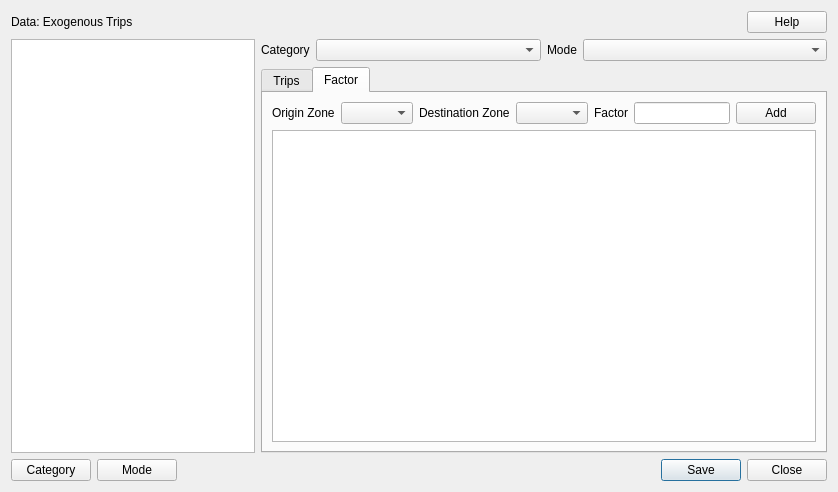
Qt form exogenous_trips.ui (TomasdelaBarra/QTRANUS) before a commit.
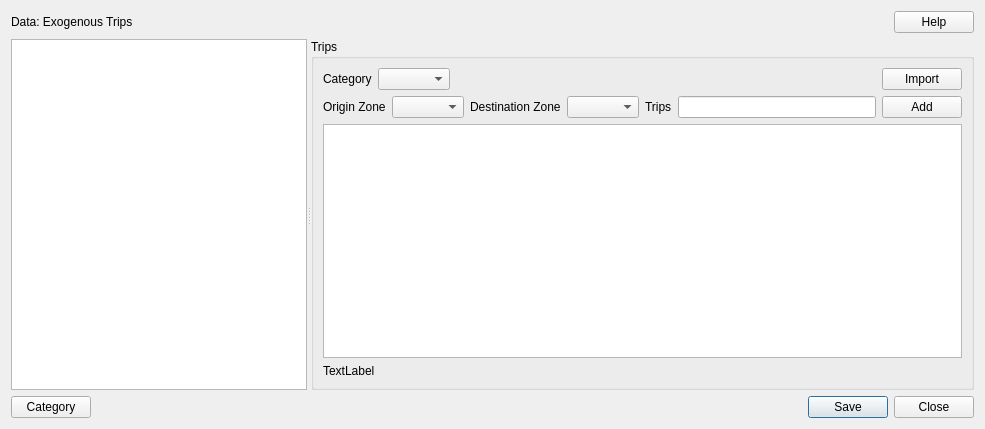
The same form after that commit. The open tabs and pages were chosen to show the change.

Diff of the .ui file:
```diff
--- a/exogenous_trips.ui
+++ b/exogenous_trips.ui
@@ -6,8 +6,8 @@
    <rect>
     <x>0</x>
     <y>0</y>
-    <width>838</width>
-    <height>492</height>
+    <width>985</width>
+    <height>429</height>
    </rect>
   </property>
   <property name="windowTitle">
@@ -50,14 +50,23 @@
      <item>
       <layout class="QVBoxLayout" name="verticalLayout_4">
        <item>
-        <layout class="QHBoxLayout" name="horizontalLayout_3">
-         <item>
+        <widget class="QSplitter" name="splitter">
+         <property name="orientation">
+          <enum>Qt::Horizontal</enum>
+         </property>
           <widget class="QTreeView" name="scenarios_tree"/>
-         </item>
-         <item>
+         <widget class="QWidget" name="layoutWidget">
           <layout class="QVBoxLayout" name="verticalLayout_3">
            <item>
-            <layout class="QHBoxLayout" name="horizontalLayout_2">
+            <widget class="QGroupBox" name="groupBox">
+             <property name="title">
+              <string>Trips</string>
+             </property>
+             <layout class="QVBoxLayout" name="verticalLayout_6">
+              <item>
+               <layout class="QVBoxLayout" name="verticalLayout_2">
+                <item>
+                 <layout class="QHBoxLayout" name="horizontalLayout_3">
              <item>
               <layout class="QFormLayout" name="formLayout">
                <item row="0" column="0">
@@ -73,33 +82,27 @@
               </layout>
              </item>
              <item>
-              <layout class="QFormLayout" name="formLayout_2">
-               <item row="0" column="0">
-                <widget class="QLabel" name="label_2">
+                   <spacer name="horizontalSpacer_3">
+                    <property name="orientation">
+                     <enum>Qt::Horizontal</enum>
+                    </property>
+                    <property name="sizeHint" stdset="0">
+                     <size>
+                      <width>40</width>
+                      <height>20</height>
+                     </size>
+                    </property>
+                   </spacer>
+                  </item>
+                  <item>
+                   <widget class="QPushButton" name="btn_import">
                  <property name="text">
-                  <string>Mode</string>
+                     <string>Import</string>
                  </property>
                 </widget>
                </item>
-               <item row="0" column="1">
-                <widget class="QComboBox" name="cb_mode"/>
-               </item>
-              </layout>
-             </item>
-            </layout>
-           </item>
-           <item>
-            <widget class="QTabWidget" name="sddd">
-             <property name="currentIndex">
-              <number>0</number>
-             </property>
-             <widget class="QWidget" name="tab_2">
-              <attribute name="title">
-               <string>Trips</string>
-              </attribute>
-              <layout class="QVBoxLayout" name="verticalLayout_6">
-               <item>
-                <layout class="QVBoxLayout" name="verticalLayout_2">
+                 </layout>
+                </item>
                  <item>
                   <layout class="QHBoxLayout" name="horizontalLayout_8">
                    <item>
@@ -154,6 +157,8 @@
                   </layout>
                  </item>
                  <item>
+                 <layout class="QVBoxLayout" name="verticalLayout">
+                  <item>
                   <widget class="QTableWidget" name="trips_tbl"/>
                  </item>
                  <item>
@@ -166,79 +171,13 @@
                 </layout>
                </item>
               </layout>
-             </widget>
-             <widget class="QWidget" name="tab">
-              <attribute name="title">
-               <string>Factor</string>
-              </attribute>
-              <layout class="QVBoxLayout" name="verticalLayout_7">
-               <item>
-                <layout class="QVBoxLayout" name="verticalLayout">
-                 <item>
-                  <layout class="QHBoxLayout" name="horizontalLayout_9">
-                   <item>
-                    <layout class="QFormLayout" name="formLayout_7">
-                     <item row="0" column="0">
-                      <widget class="QLabel" name="label_6">
-                       <property name="text">
-                        <string>Origin Zone</string>
-                       </property>
-                      </widget>
-                     </item>
-                     <item row="0" column="1">
-                      <widget class="QComboBox" name="cb_fc_zone_origin"/>
-                     </item>
-                    </layout>
-                   </item>
-                   <item>
-                    <layout class="QFormLayout" name="formLayout_8">
-                     <item row="0" column="0">
-                      <widget class="QLabel" name="label_7">
-                       <property name="text">
-                        <string>Destination Zone</string>
-                       </property>
-                      </widget>
-                     </item>
-                     <item row="0" column="1">
-                      <widget class="QComboBox" name="cb_fc_zone_destination"/>
-                     </item>
-                    </layout>
-                   </item>
-                   <item>
-                    <layout class="QFormLayout" name="formLayout_9">
-                     <item row="0" column="0">
-                      <widget class="QLabel" name="label_8">
-                       <property name="text">
-                        <string>Factor</string>
-                       </property>
-                      </widget>
-                     </item>
-                     <item row="0" column="1">
-                      <widget class="QLineEdit" name="le_factor"/>
-                     </item>
-                    </layout>
-                   </item>
-                   <item>
-                    <widget class="QPushButton" name="add_factor">
-                     <property name="text">
-                      <string>Add</string>
-                     </property>
-                    </widget>
-                   </item>
-                  </layout>
-                 </item>
-                 <item>
-                  <widget class="QTableWidget" name="factor_tbl"/>
-                 </item>
-                </layout>
-               </item>
-              </layout>
-             </widget>
-            </widget>
-           </item>
-          </layout>
-         </item>
-        </layout>
+              </item>
+             </layout>
+            </widget>
+           </item>
+          </layout>
+         </widget>
+        </widget>
        </item>
        <item>
         <layout class="QHBoxLayout" name="horizontalLayout_5">
@@ -249,13 +188,6 @@
            </property>
           </widget>
          </item>
-         <item>
-          <widget class="QPushButton" name="btn_mode">
-           <property name="text">
-            <string>Mode</string>
-           </property>
-          </widget>
-         </item>
          <item>
           <spacer name="horizontalSpacer_2">
            <property name="orientation">
```
Lines whose indentation alone changed are shown as unchanged.
